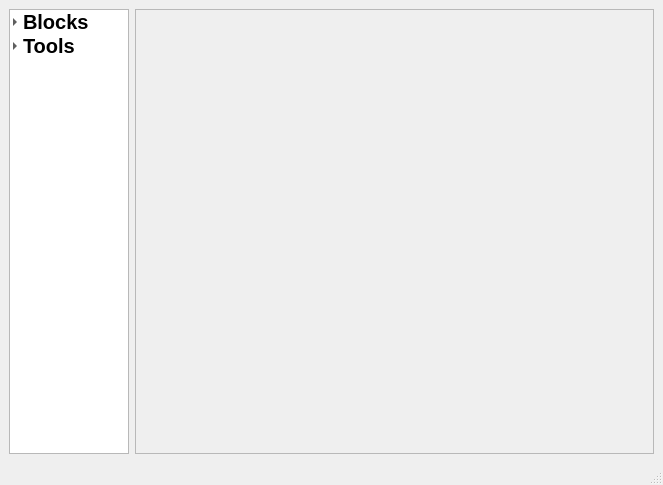
Martian-Technologies/Logic-Graph-Creator, file src/gui/mainWindow.ui: the form before one commit.
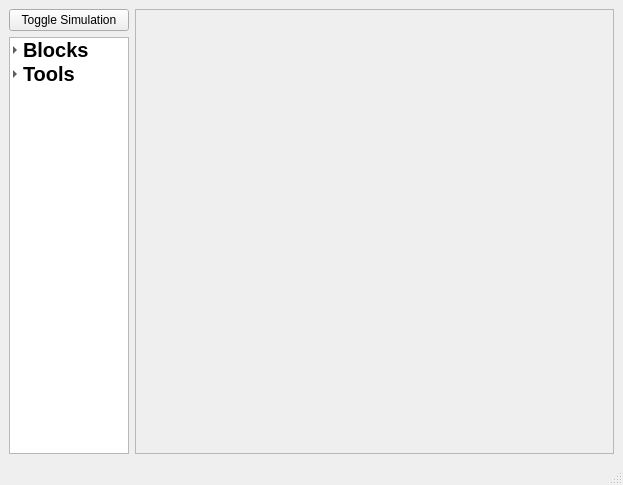
The form after the commit.

Commit message: added sim button

Patch:
```diff
--- a/src/gui/mainWindow.ui
+++ b/src/gui/mainWindow.ui
@@ -6,7 +6,7 @@
    <rect>
     <x>0</x>
     <y>0</y>
-    <width>663</width>
+    <width>623</width>
     <height>485</height>
    </rect>
   </property>
@@ -16,6 +16,55 @@
   <widget class="QWidget" name="centralwidget">
    <layout class="QHBoxLayout" name="horizontalLayout" stretch="0,0">
     <item>
+     <widget class="QWidget" name="widget" native="true">
+      <property name="maximumSize">
+       <size>
+        <width>120</width>
+        <height>16777215</height>
+       </size>
+      </property>
+      <layout class="QVBoxLayout" name="verticalLayout_3">
+       <property name="leftMargin">
+        <number>0</number>
+       </property>
+       <property name="topMargin">
+        <number>0</number>
+       </property>
+       <property name="rightMargin">
+        <number>0</number>
+       </property>
+       <property name="bottomMargin">
+        <number>0</number>
+       </property>
+       <item>
+        <widget class="QPushButton" name="StartSim">
+         <property name="sizePolicy">
+          <sizepolicy hsizetype="Minimum" vsizetype="Minimum">
+           <horstretch>0</horstretch>
+           <verstretch>0</verstretch>
+          </sizepolicy>
+         </property>
+         <property name="maximumSize">
+          <size>
+           <width>16777215</width>
+           <height>32</height>
+          </size>
+         </property>
+         <property name="text">
+          <string>Toggle Simulation</string>
+         </property>
+         <property name="iconSize">
+          <size>
+           <width>16</width>
+           <height>16</height>
+          </size>
+         </property>
+         <property name="checkable">
+          <bool>true</bool>
+         </property>
+        </widget>
+       </item>
+       <item>
      <widget class="QTreeWidget" name="selectorTreeWidget">
       <property name="maximumSize">
        <size>
@@ -163,6 +212,9 @@
       </item>
      </widget>
     </item>
+      </layout>
+     </widget>
+    </item>
     <item>
      <widget class="QFrame" name="gridWindow">
       <property name="cursor">
```
Left out of the diff: 2 changed lines with no effect on the pictures. Lines whose indentation alone changed are shown as unchanged. The commit also changes 2 other files.
